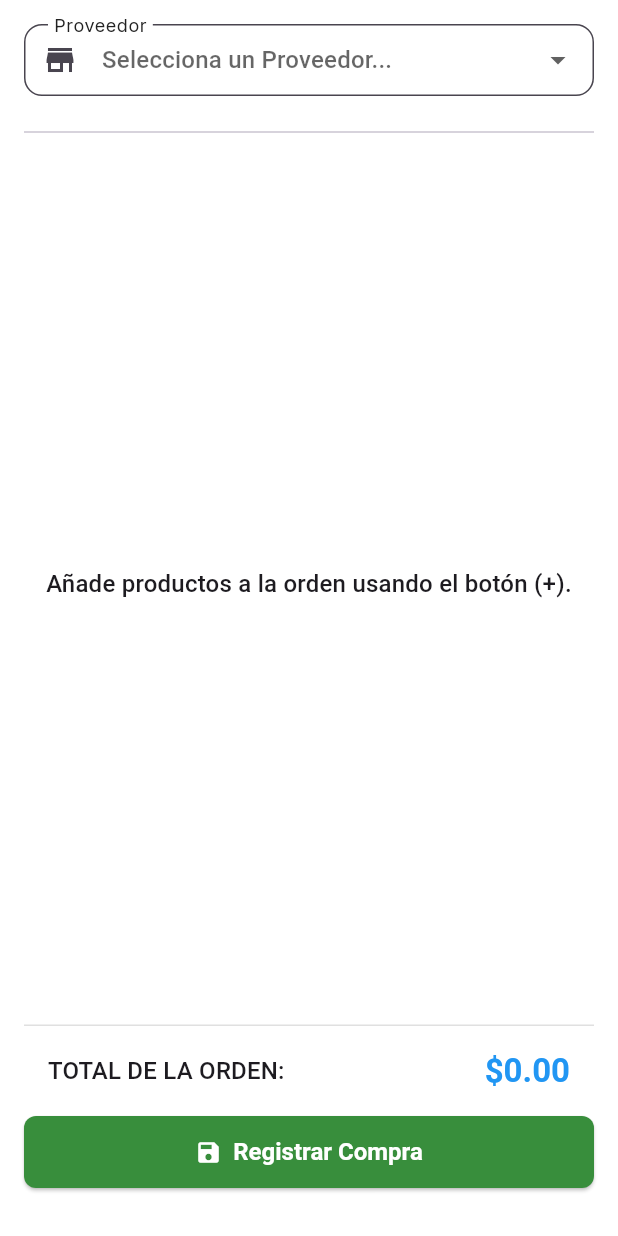
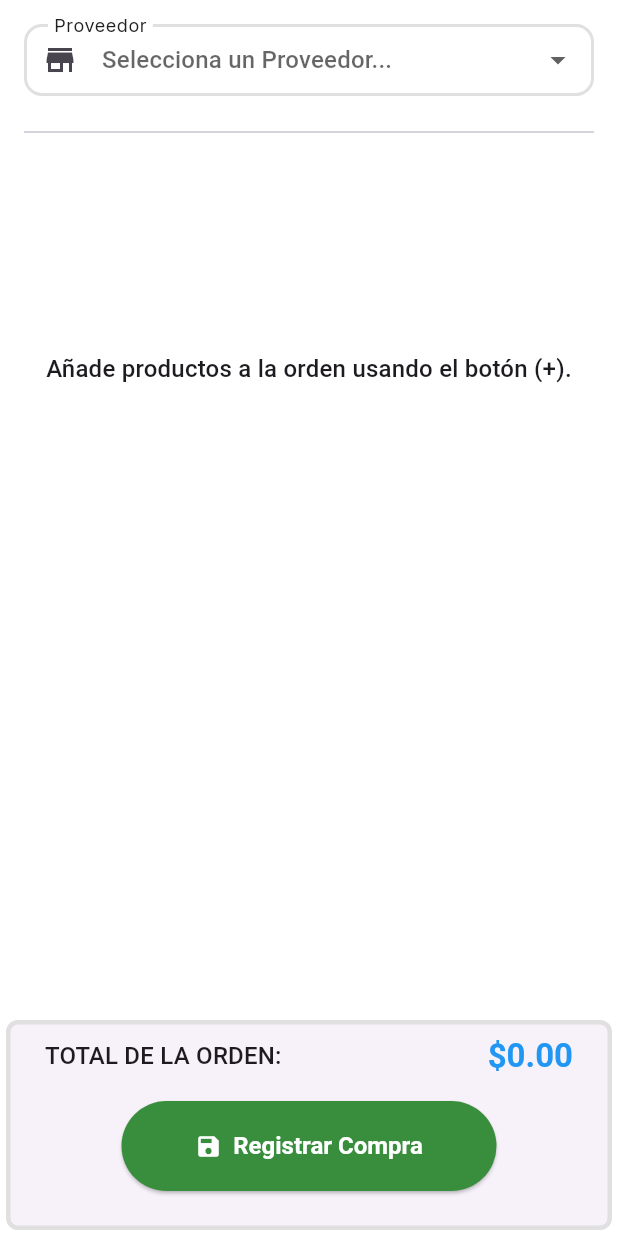
Before and after one commit to Edgarbri26/sicv_flutter, a Flutter app: the PurchaseScreen widget shown alone on an empty page, opened directly, on a phone screen of 412 x 824 dp. Run offline on Flutter 3.47's test engine with Material 3 defaults, Android fonts, the phone set to English and light mode, and no system bars; our stand-ins replace fl_chart, google_fonts, image_picker, material_symbols_icons; network calls fail.

Commit message:
estilizacion de compras

```diff
--- a/lib/ui/screen/purchase_screen.dart
+++ b/lib/ui/screen/purchase_screen.dart
@@ -2,6 +2,7 @@
 
 import 'package:flutter/material.dart';
 import 'package:flutter/services.dart';
+import 'package:sicv_flutter/core/theme/app_colors.dart';
 // Importa tus modelos reales
 import 'package:sicv_flutter/models/category.dart';
 import 'package:sicv_flutter/models/product.dart';
@@ -266,43 +267,32 @@ class PurchaseScreenState extends State<PurchaseScreen> {
 
   @override
   Widget build(BuildContext context) {
-    /*return Scaffold(
-      //appBar: AppBar( // (También quitaremos esto en el Paso 2)
-      //  title: const Text('Registrar Nueva Compra'),
-      //),
-      floatingActionButton: FloatingActionButton(
-        onPressed: _showProductSearchModal,
-        child: const Icon(Icons.add),
-      ),
-      body: Padding(
+  return Center( // Centra el contenido horizontalmente
+    child: ConstrainedBox(
+      constraints: const BoxConstraints(maxWidth: 1000.0), // Limita el ancho
+      child: Column( // Usamos Column para darle espacio al SingleChildScrollView
+        children: [
+          Expanded( // Expanded hace que el SingleChildScrollView tome todo el alto restante
+            child: SingleChildScrollView(
               padding: const EdgeInsets.all(16.0),
               child: Column(
+                // Alinea el contenido interno a la izquierda
+                crossAxisAlignment: CrossAxisAlignment.start,
+                mainAxisSize: MainAxisSize.min, // Deja que el contenido defina la altura
                 children: [
                   _buildSupplierSelector(),
                   const SizedBox(height: 16),
                   const Divider(),
-            _buildProductList(), // Este es el Expanded()
-
-            // --- LO PEGAMOS AQUÍ ---
-            // Ya no ocupa toda la pantalla, respetará el Padding
+                  _buildProductList(), // Esta función debe ser modificada (ver punto 2)
+                  const SizedBox(height: 16),
+                ],
+              ),
+            ),
+          ),
+          // La barra de resumen queda fija en la parte inferior
           _buildSummaryAndSave(),
         ],
       ),
-      ),
-      // --- YA NO HAY bottomNavigationBar ---
-    );*/
-    return Padding(
-      padding: const EdgeInsets.all(16.0),
-      child: Column(
-        children: [
-          _buildSupplierSelector(),
-          const SizedBox(height: 16),
-          const Divider(),
-          _buildProductList(), // Este es el Expanded()
-
-          // El resumen ahora usará la versión corregida de la Parte 1
-          _buildSummaryAndSave(),
-        ],
     ),
   );
 }
@@ -311,12 +301,23 @@ class PurchaseScreenState extends State<PurchaseScreen> {
   Widget _buildSupplierSelector() {
     return DropdownButtonFormField<Supplier>(
       initialValue: _selectedSupplier,
+
       hint: const Text('Selecciona un Proveedor...'),
+
       decoration: InputDecoration(
         labelText: 'Proveedor',
         border: OutlineInputBorder(borderRadius: BorderRadius.circular(12)),
         prefixIcon: Icon(Icons.store),
+
+        enabledBorder: OutlineInputBorder(
+          borderRadius: BorderRadius.circular(12),
+          borderSide: BorderSide(
+            width: 2.0, // <-- Tu grosor deseado
+            color: AppColors.border, // Color del borde
           ),
+        ),
+      ),
+
       items: _allSuppliers.map((supplier) {
         return DropdownMenuItem(
           value: supplier,
@@ -337,11 +338,13 @@ class PurchaseScreenState extends State<PurchaseScreen> {
 
   /// La lista expandible de productos añadidos
   Widget _buildProductList() {
+
     if (_purchaseItems.isEmpty) {
-      return Expanded(
+        // No necesitamos Expanded, pero sí podemos darle un alto mínimo para que el mensaje se vea bien
+        return SizedBox(
+            height: 300, // Alto mínimo para el mensaje
             child: Center(
                 child: Text(
-            // Mensaje simplificado.
                     'Añade productos a la orden usando el botón (+).',
                     style: Theme.of(context).textTheme.titleMedium,
                     textAlign: TextAlign.center,
@@ -350,9 +353,12 @@ class PurchaseScreenState extends State<PurchaseScreen> {
         );
     }
 
-    // Si hay items, muestra la lista
-    return Expanded(
+    // Si hay items, muestra la lista con una altura limitada
+    return ConstrainedBox(
+        constraints: const BoxConstraints(maxHeight: 600), // Limita la lista a 600px de altura
         child: ListView.builder(
+            shrinkWrap: true, // Esto es vital para ListView dentro de SingleChildScrollView
+            physics: const ClampingScrollPhysics(), // Mejor manejo del scroll
             itemCount: _purchaseItems.length,
             itemBuilder: (context, index) {
                 final item = _purchaseItems[index];
@@ -365,9 +371,23 @@ class PurchaseScreenState extends State<PurchaseScreen> {
   /// La tarjeta individual para cada item en la lista
   Widget _buildPurchaseItemTile(PurchaseDetail item, int index) {
     return Card(
-      margin: const EdgeInsets.symmetric(vertical: 4.0),
+      elevation: 0.0,
+      color: AppColors.background,
+      // 2. Define el borde exterior usando 'shape'
+      shape: RoundedRectangleBorder(
+        // Define el radio de las esquinas
+        borderRadius: BorderRadius.circular(8.0),
+
+        // Define el borde (grosor y color)
+        side: BorderSide(
+          color: AppColors.border, // El color del borde
+          width: 2.0,                // El grosor del borde
+        ),
+      ),
+
+      margin: const EdgeInsets.symmetric(vertical: 10.0),
       child: Padding(
-        padding: const EdgeInsets.all(8.0),
+        padding: const EdgeInsets.all(10.0),
         child: Column(
           children: [
             ListTile(
@@ -386,30 +406,81 @@ class PurchaseScreenState extends State<PurchaseScreen> {
                   flex: 2,
                   child: TextField(
                     controller: item.quantityController,
+                     style: const TextStyle(
+                        fontSize: 14.0, // <-- Reduce este valor (ej. de 16.0 a 14.0)
+                    ),
                     decoration: InputDecoration(
                       labelText: 'Cantidad',
                       prefixIcon: Icon(Icons.inventory_2_outlined, size: 20),
                       border: OutlineInputBorder(),
+
+                      labelStyle: TextStyle(
+                        fontSize: 16.0, // <-- Cambia el tamaño de la fuente del label
+                        color: AppColors.textSecondary, // (Opcional: define el color del label)
+                      ),
+
+                      enabledBorder: OutlineInputBorder(
+                        borderRadius: BorderRadius.circular(12),
+                        borderSide: BorderSide(
+                          width: 2.0, // <-- Tu grosor deseado
+                          color: AppColors.border, // Color del borde
+                        ),
+                      ),
+
+                      focusedBorder: OutlineInputBorder(
+                        borderRadius: BorderRadius.circular(12),
+                        borderSide: BorderSide(
+                            width: 3.0, // <-- Puedes poner un grosor mayor al enfocar
+                            color: AppColors.textSecondary, // Color del borde al enfocar
+                        ),
+                      ),
                     ),
                     keyboardType: TextInputType.number,
                     inputFormatters: [FilteringTextInputFormatter.digitsOnly],
                   ),
                 ),
+
                 const SizedBox(width: 8),
+
                 // Campo de Costo
                 Expanded(
                   flex: 3,
                   child: TextField(
                     controller: item.costController,
+                    style: const TextStyle(
+                        fontSize: 14.0, // <-- Reduce este valor (ej. de 16.0 a 14.0)
+                    ),
                     decoration: InputDecoration(
                       labelText: 'Costo por Unidad',
                       prefixIcon: Icon(Icons.attach_money, size: 20),
                       border: OutlineInputBorder(),
+                      labelStyle: TextStyle(
+                        fontSize: 16.0, // <-- Cambia el tamaño de la fuente del label
+                        color: AppColors.textSecondary, // (Opcional: define el color del label)
+                      ),
+
+                      enabledBorder: OutlineInputBorder(
+                        borderRadius: BorderRadius.circular(12),
+                        borderSide: BorderSide(
+                          width: 2.0, // <-- Tu grosor deseado
+                          color: AppColors.border, // Color del borde
+                        ),
+                      ),
+
+                      focusedBorder: OutlineInputBorder(
+                        borderRadius: BorderRadius.circular(12),
+                        borderSide: BorderSide(
+                            width: 3.0, // <-- Puedes poner un grosor mayor al enfocar
+                            color: AppColors.textSecondary, // Color del borde al enfocar
+                        ),
+                      ),
+
                     ),
                     keyboardType: TextInputType.numberWithOptions(decimal: true),
                     inputFormatters: [FilteringTextInputFormatter.allow(RegExp(r'^\d+\.?\d{0,2}'))],
                   ),
                 ),
+
               ],
             ),
           ],
@@ -420,12 +491,23 @@ class PurchaseScreenState extends State<PurchaseScreen> {
 
   /// La barra inferior que muestra el total y el botón de Guardar
   Widget _buildSummaryAndSave() {
-    return Container(
-      padding: const EdgeInsets.only(top: 16.0),
-      decoration: BoxDecoration(
-        color: Theme.of(context).scaffoldBackgroundColor,
-        border: Border(top: BorderSide(color: Colors.grey.shade300)),
+    return Card(
+
+      elevation: 0.0,
+      // 2. Define el borde exterior usando 'shape'
+      shape: RoundedRectangleBorder(
+        // Define el radio de las esquinas
+        borderRadius: BorderRadius.circular(8.0),
+
+        // Define el borde (grosor y color)
+        side: BorderSide(
+          color: AppColors.border, // El color del borde
+          width: 3.0,                // El grosor del borde
         ),
+      ),
+
+      child: Padding(
+        padding: const EdgeInsets.all(10.0),
         child: Column(
           mainAxisSize: MainAxisSize.min,
           // --- 1. CAMBIO: Centra TODO en la columna ---
@@ -455,22 +537,30 @@ class PurchaseScreenState extends State<PurchaseScreen> {
             // --- 2. CAMBIO: El botón ahora está DIRECTAMENTE en el Column ---
             // Como el Column tiene crossAxisAlignment: center, el botón se centrará
             // y tomará su tamaño natural.
-          ElevatedButton.icon(
+            Center(
+
+              child: ElevatedButton.icon(
                 icon: const Icon(Icons.save),
                 label: const Text('Registrar Compra'),
                 style: ElevatedButton.styleFrom(
+                  minimumSize: const Size(250.0, 60),
                   padding: const EdgeInsets.symmetric(vertical: 14.0, horizontal: 24.0),
                   backgroundColor: Colors.green[700],
                   foregroundColor: Colors.white,
                   textStyle: const TextStyle(fontSize: 16, fontWeight: FontWeight.bold),
+                  shape: RoundedRectangleBorder(
+                    borderRadius: BorderRadius.circular(30.0), // Botón más redondeado (Pill shape)
+                  ),
                 ),
                 onPressed: _registerPurchase,
+              ),
             ),
             // --- FIN DEL CAMBIO ---
 
             const SizedBox(height: 16), // Espacio al final
           ],
         ),
+      ),
     );
   }
 }
```
Also changed, not shown: lib/ui/screen/inventory_screen.dart (+4 -3 lines). Lines whose indentation alone changed are shown as unchanged.
